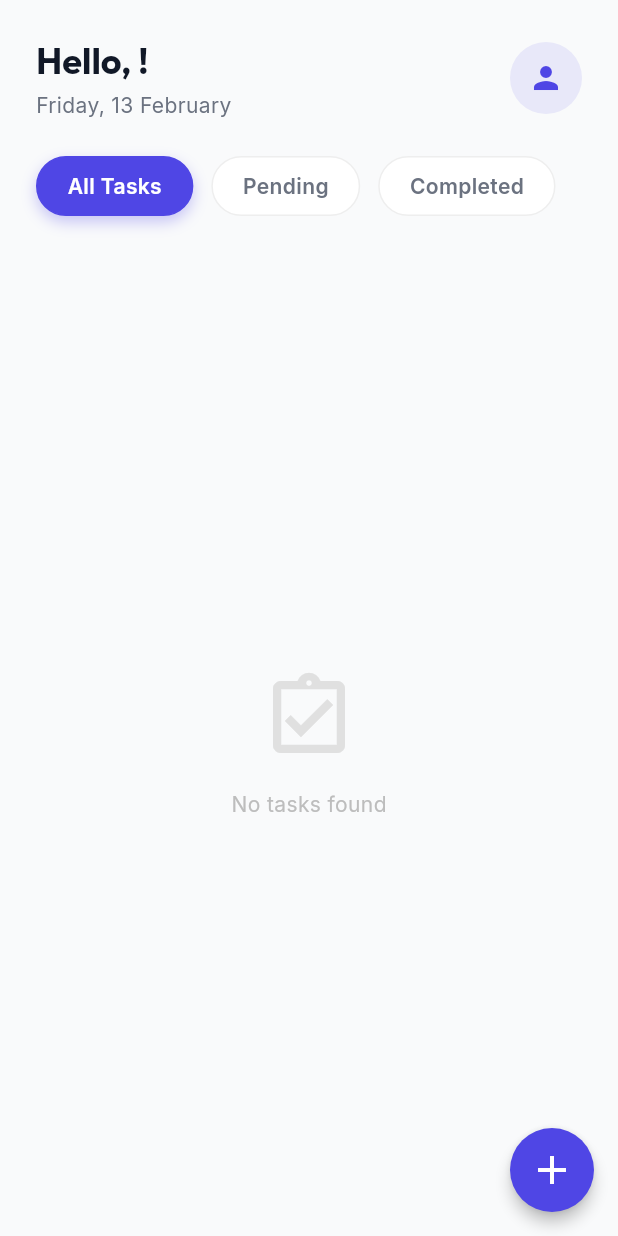
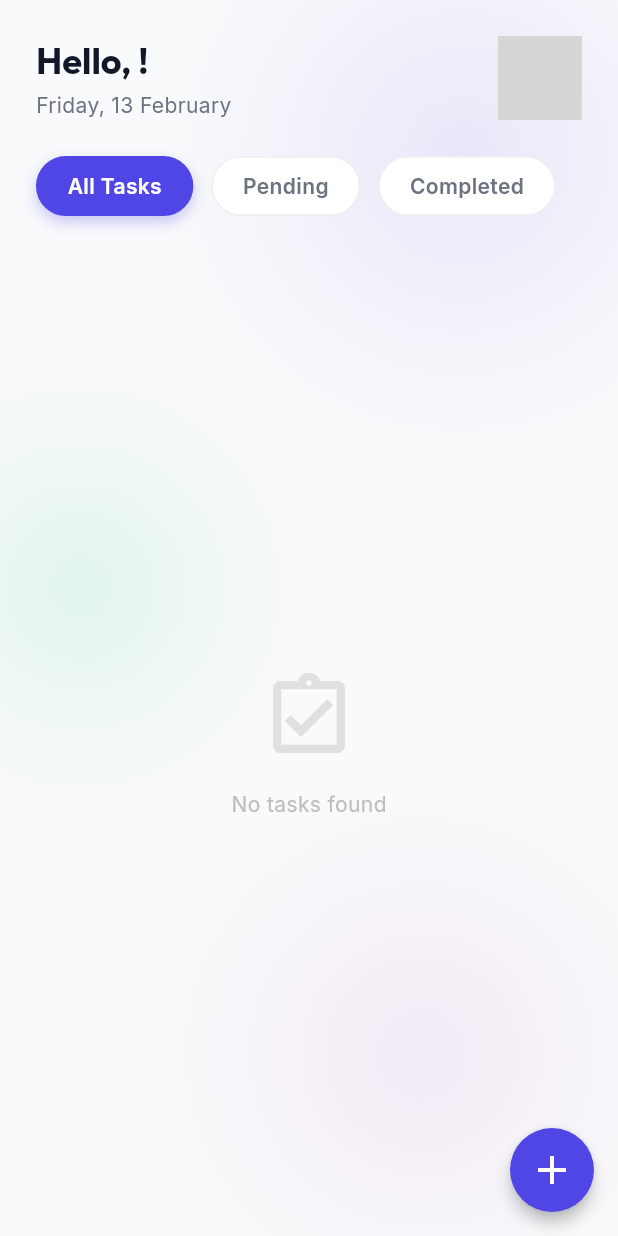
Before and after one commit to erselk/TaskNova-ToDoApp, a Flutter app: the HomeScreen screen opened directly, on a phone screen of 412 x 824 dp. Run offline on Flutter 3.47's test engine with Material 3 defaults, Android fonts, the phone set to English and light mode, and no system bars; our stand-ins replace animate_do, google_fonts, image_picker, shared_preferences; accounts and stored records are empty; grey boxes are pictures that could not be loaded.

Commit message:
Add animated background and profile image support
Introduce AnimatedBackground widget and use it on Auth, Home, Onboarding and Profile screens for subtle animated blobs. Add profile image selection using image_picker: ProfileScreen lets users pick an image, HomeScreen displays it in the avatar, and UserProvider now stores profileImagePath to persist the selection. Update pubspec.yaml to include image_picker and path_provider, and register file_selector plugins in platform registrants for macOS, Linux and Windows. Added the new animated_background widget file and adjusted UI paddings and avatar sizing.

```diff
--- a/lib/screens/home_screen.dart
+++ b/lib/screens/home_screen.dart
@@ -7,7 +7,9 @@ import 'package:task_nova/screens/add_task_screen.dart';
 import 'package:task_nova/screens/profile_screen.dart';
 import 'package:task_nova/theme/app_theme.dart';
 import 'package:task_nova/widgets/task_tile.dart';
+import 'package:task_nova/widgets/animated_background.dart';
 import 'package:animate_do/animate_do.dart';
+import 'dart:io';
 
 class HomeScreen extends StatefulWidget {
   const HomeScreen({super.key});
@@ -32,8 +34,9 @@ class _HomeScreenState extends State<HomeScreen> {
         },
         child: const Icon(Icons.add, size: 32),
       ),
-      body: SafeArea(
-        child: Column(
+      body: AnimatedBackground(
+        child: SafeArea(
+          child: Column(
           children: [
             // Custom App Bar Area
             Padding(
@@ -73,11 +76,16 @@ class _HomeScreenState extends State<HomeScreen> {
                           MaterialPageRoute(builder: (context) => const ProfileScreen()),
                         );
                       },
-                      child: CircleAvatar(
-                        radius: 24,
-                        backgroundColor: user.currentAvatarColor.withOpacity(0.1),
-                        child: Icon(Icons.person, color: user.currentAvatarColor),
-                      ),
+                        child: CircleAvatar(
+                          radius: 28, // Slightly larger
+                          backgroundColor: user.currentAvatarColor.withOpacity(0.1),
+                          backgroundImage: user.profileImagePath != null
+                              ? FileImage(File(user.profileImagePath!))
+                              : null,
+                          child: user.profileImagePath == null
+                              ? Icon(Icons.person, color: user.currentAvatarColor)
+                              : null,
+                        ),
                     ),
                   ),
                 ],
@@ -178,6 +186,7 @@ class _HomeScreenState extends State<HomeScreen> {
           ],
         ),
       ),
+      ),
     );
   }
 
--- /dev/null
+++ b/lib/widgets/animated_background.dart
@@ -0,0 +1,117 @@
+import 'dart:math' as math;
+import 'package:flutter/material.dart';
+import 'package:task_nova/theme/app_theme.dart';
+
+class AnimatedBackground extends StatefulWidget {
+  final Widget child;
+  const AnimatedBackground({super.key, required this.child});
+
+  @override
+  State<AnimatedBackground> createState() => _AnimatedBackgroundState();
+}
+
+class _AnimatedBackgroundState extends State<AnimatedBackground> with SingleTickerProviderStateMixin {
+  late AnimationController _controller;
+
+  @override
+  void initState() {
+    super.initState();
+    _controller = AnimationController(
+      vsync: this,
+      duration: const Duration(seconds: 10),
+    )..repeat(reverse: true);
+  }
+
+  @override
+  void dispose() {
+    _controller.dispose();
+    super.dispose();
+  }
+
+  @override
+  Widget build(BuildContext context) {
+    return Stack(
+      children: [
+        Container(color: AppTheme.backgroundColor),
+
+        // Animated Blob 1 (Top Right)
+        AnimatedBuilder(
+          animation: _controller,
+          builder: (context, child) {
+            return Positioned(
+              top: -100 + (_controller.value * 20),
+              right: -100 + (_controller.value * 20),
+              child: child!,
+            );
+          },
+          child: Container(
+            width: 400,
+            height: 400,
+            decoration: BoxDecoration(
+              shape: BoxShape.circle,
+              gradient: RadialGradient(
+                colors: [
+                  AppTheme.primaryColor.withOpacity(0.1),
+                  AppTheme.primaryColor.withOpacity(0.0),
+                ],
+              ),
+            ),
+          ),
+        ),
+
+        // Animated Blob 2 (Center Left)
+        AnimatedBuilder(
+          animation: _controller,
+          builder: (context, child) {
+            return Positioned(
+              top: MediaQuery.of(context).size.height * 0.3 + (_controller.value * -30),
+              left: -100 + (_controller.value * 20),
+              child: child!,
+            );
+          },
+          child: Container(
+            width: 300,
+            height: 300,
+            decoration: BoxDecoration(
+              shape: BoxShape.circle,
+              gradient: RadialGradient(
+                colors: [
+                  AppTheme.secondaryColor.withOpacity(0.1),
+                  AppTheme.secondaryColor.withOpacity(0.0),
+                ],
+              ),
+            ),
+          ),
+        ),
+
+         // Animated Blob 3 (Bottom Right)
+        AnimatedBuilder(
+          animation: _controller,
+          builder: (context, child) {
+            return Positioned(
+              bottom: -50 + (_controller.value * -20),
+              right: -50 + (_controller.value * 30),
+              child: child!,
+            );
+          },
+          child: Container(
+            width: 350,
+            height: 350,
+            decoration: BoxDecoration(
+              shape: BoxShape.circle,
+              gradient: RadialGradient(
+                colors: [
+                  Colors.purple.withOpacity(0.08),
+                  Colors.purple.withOpacity(0.0),
+                ],
+              ),
+            ),
+          ),
+        ),
+
+        // Content
+        widget.child,
+      ],
+    );
+  }
+}
--- a/pubspec.yaml
+++ b/pubspec.yaml
@@ -40,6 +40,8 @@ dependencies:
   shared_preferences: ^2.5.4
   intl: ^0.20.2
   animate_do: ^4.2.0
+  image_picker: ^1.0.4
+  path_provider: ^2.1.1
 
 dev_dependencies:
   flutter_test:
```
Also changed, not shown: lib/providers/user_provider.dart (+12 -1 lines), lib/screens/auth_screen.dart (+6 -3 lines), lib/screens/onboarding_screen.dart (+6 -4 lines), lib/screens/profile_screen.dart (+58 -10 lines), pubspec.lock, 5 other files.
